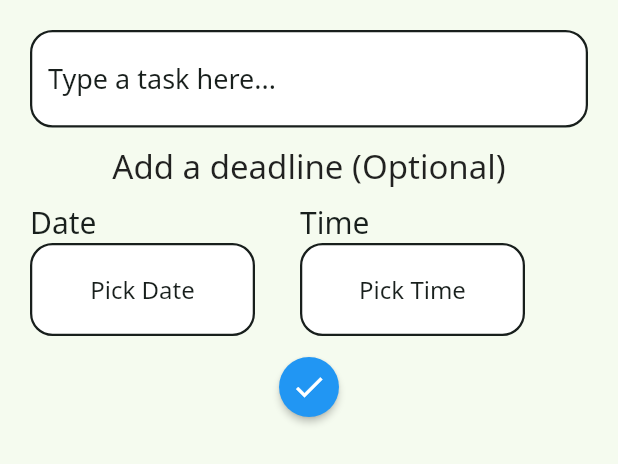
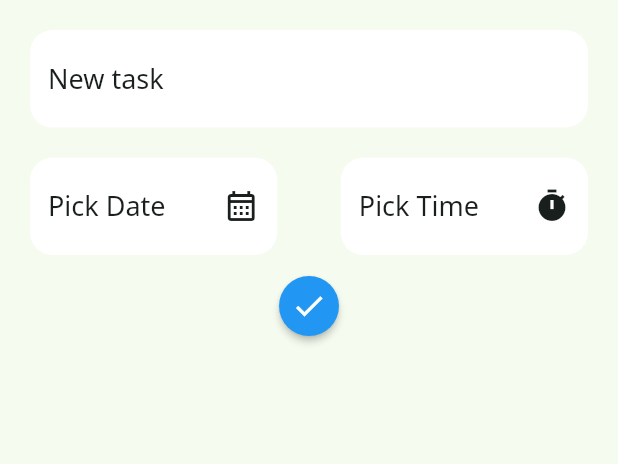
Before and after one commit to abhishek459/todo, a Flutter app: the TaskInputForm widget shown alone on an empty page, opened directly, on a phone screen of 412 x 824 dp. Shown: the top 464 px of the screen. Run offline on Flutter 3.47's test engine with Material 2 defaults, Android fonts, the phone set to English and light mode, and no system bars; our stand-ins replace sqflite; accounts and stored records are empty.

Commit message:
Added deadline and completedOn data to Tasks - Improved Task Input form UI

```diff
--- a/lib/assets/theme/dark_theme.dart
+++ b/lib/assets/theme/dark_theme.dart
@@ -32,7 +32,7 @@ ThemeData darkTheme() {
       ),
       enabledBorder: OutlineInputBorder(
         borderRadius: BorderRadius.circular(15),
-        borderSide: const BorderSide(color: foregroundColor, width: 1.5),
+        borderSide: BorderSide.none,
       ),
       counterStyle: const TextStyle(color: foregroundColor),
       suffixIconColor: foregroundColor,
--- a/lib/assets/theme/light_theme.dart
+++ b/lib/assets/theme/light_theme.dart
@@ -31,7 +31,7 @@ ThemeData lightTheme() {
       ),
       enabledBorder: OutlineInputBorder(
         borderRadius: BorderRadius.circular(15),
-        borderSide: const BorderSide(color: foregroundColor, width: 1.5),
+        borderSide: BorderSide.none,
       ),
       counterStyle: const TextStyle(color: foregroundColor),
       suffixIconColor: foregroundColor,
--- a/lib/models/task_model.dart
+++ b/lib/models/task_model.dart
@@ -4,11 +4,15 @@ import 'package:to_do/utils/db_helper.dart';
 class TaskModel with ChangeNotifier {
   final String taskTitle;
   final DateTime timeStamp;
+  final DateTime? deadline;
+  final DateTime? completedOn;
   bool isCompleted;
 
   TaskModel({
     required this.taskTitle,
     required this.timeStamp,
+    this.deadline,
+    this.completedOn,
     this.isCompleted = false,
   });
 
--- /dev/null
+++ b/lib/screens/home/services/task_input_methods.dart
@@ -0,0 +1,36 @@
+import 'dart:math';
+
+import 'package:flutter/material.dart';
+import 'package:provider/provider.dart';
+
+import '../../../../models/task_model.dart';
+import '../../../../providers/task_provider.dart';
+import '../../../utils/cheerful_messages.dart';
+
+class TaskMethods {
+  static void addTask({
+    required BuildContext context,
+    required String title,
+    required DateTime? deadline,
+  }) {
+    if (title.isEmpty) {
+      return;
+    }
+    TaskModel taskData = TaskModel(
+        taskTitle: title, deadline: deadline, timeStamp: DateTime.now());
+    Provider.of<TaskProvider>(context, listen: false).addTask(taskData);
+  }
+
+  static void markTaskAsComplete(BuildContext context, TaskModel taskItem) {
+    taskItem.toggleTaskStatus();
+    ScaffoldMessenger.of(context).showSnackBar(
+      SnackBar(
+        content: Text(cheerMeUp[Random().nextInt(cheerMeUp.length)]),
+      ),
+    );
+  }
+
+  static void deleteTask(BuildContext context, String taskId) {
+    Provider.of<TaskProvider>(context, listen: false).deleteTask(taskId);
+  }
+}
--- a/lib/screens/home/task-input/deadline_setter.dart
+++ b/lib/screens/home/task-input/deadline_setter.dart
@@ -2,38 +2,33 @@ import 'package:flutter/material.dart';
 import 'package:intl/intl.dart';
 
 class DeadlineSetter extends StatefulWidget {
-  const DeadlineSetter({Key? key}) : super(key: key);
+  final TextEditingController dateController;
+  final TextEditingController timeController;
+
+  const DeadlineSetter(
+      {Key? key, required this.dateController, required this.timeController})
+      : super(key: key);
 
   @override
   State<DeadlineSetter> createState() => _DeadlineSetterState();
 }
 
 class _DeadlineSetterState extends State<DeadlineSetter> {
-  final TextEditingController _dateController = TextEditingController();
-  final TextEditingController _timeController = TextEditingController();
-
   DateTime? selectedDate;
   TimeOfDay? selectedTime;
-
-  @override
-  void dispose() {
-    _dateController.dispose();
-    _timeController.dispose();
-    super.dispose();
-  }
 
   void pickDate() async {
     await showDatePicker(
       context: context,
-      initialDate: DateTime.now(),
+      initialDate: selectedDate ?? DateTime.now(),
       firstDate: DateTime.now(),
       lastDate: DateTime(2099),
-    ).then((value) => {
-          if (value != null)
-            {
+    ).then((value) {
+      if (value != null) {
         setState(() {
-                _dateController.text = DateFormat('dd-MMM-yyyy').format(value);
-              }),
+          widget.dateController.text = DateFormat('dd/MM/yy').format(value);
+        });
+        selectedDate = value;
       }
     });
   }
@@ -41,13 +36,14 @@ class _DeadlineSetterState extends State<DeadlineSetter> {
   void pickTime() async {
     await showTimePicker(
       context: context,
-      initialTime: const TimeOfDay(hour: 00, minute: 00),
+      initialTime: selectedTime ?? const TimeOfDay(hour: 00, minute: 00),
     ).then((value) {
       if (value != null) {
         setState(() {
-          _timeController.text =
+          widget.timeController.text =
               MaterialLocalizations.of(context).formatTimeOfDay(value);
         });
+        selectedTime = value;
       }
     });
   }
@@ -55,19 +51,19 @@ class _DeadlineSetterState extends State<DeadlineSetter> {
   @override
   Widget build(BuildContext context) {
     return Row(
-      mainAxisSize: MainAxisSize.min,
-      mainAxisAlignment: MainAxisAlignment.spaceAround,
+      mainAxisAlignment: MainAxisAlignment.spaceBetween,
       children: [
         TimeInputField(
-          controller: _dateController,
+          controller: widget.dateController,
           title: 'Date',
+          icon: Icons.calendar_month_outlined,
           hintText: 'Pick Date',
           onTap: pickDate,
         ),
-        const SizedBox(width: 30),
         TimeInputField(
-          controller: _timeController,
+          controller: widget.timeController,
           title: 'Time',
+          icon: Icons.timer,
           hintText: 'Pick Time',
           onTap: pickTime,
         ),
@@ -79,32 +75,27 @@ class _DeadlineSetterState extends State<DeadlineSetter> {
 class TimeInputField extends StatelessWidget {
   final String title;
   final String hintText;
+  final IconData icon;
   final TextEditingController controller;
   final void Function()? onTap;
   const TimeInputField({
     Key? key,
     required this.title,
     required this.hintText,
+    required this.icon,
     required this.controller,
     this.onTap,
   }) : super(key: key);
 
   @override
   Widget build(BuildContext context) {
-    return Column(
-      crossAxisAlignment: CrossAxisAlignment.start,
-      mainAxisSize: MainAxisSize.min,
-      children: [
-        Text(
-          title,
-          style: TextStyle(fontSize: 20, color: Theme.of(context).hintColor),
-        ),
-        SizedBox(
-          width: 150,
+    return SizedBox(
+      width: MediaQuery.of(context).size.width * 0.4,
       child: TextField(
+        style: Theme.of(context).textTheme.displayMedium,
         controller: controller,
-            textAlign: TextAlign.center,
         decoration: InputDecoration(
+          suffixIcon: Icon(icon),
           suffixIconColor: Theme.of(context).hintColor,
           hintText: hintText,
           filled: true,
@@ -112,8 +103,6 @@ class TimeInputField extends StatelessWidget {
         readOnly: true,
         onTap: onTap,
       ),
-        ),
-      ],
     );
   }
 }
--- a/lib/screens/home/task-input/task_input_form.dart
+++ b/lib/screens/home/task-input/task_input_form.dart
@@ -1,7 +1,8 @@
 import 'package:flutter/material.dart';
+import 'package:intl/intl.dart';
 
 import './deadline_setter.dart';
-import './services/task_input_methods.dart';
+import '../services/task_input_methods.dart';
 import './task_text_field.dart';
 
 class TaskInputForm extends StatefulWidget {
@@ -14,11 +15,16 @@ class TaskInputForm extends StatefulWidget {
 class _TaskInputFormState extends State<TaskInputForm> {
   final TextEditingController _taskController = TextEditingController();
   final TextEditingController _dateController = TextEditingController();
+  final TextEditingController _timeController = TextEditingController();
+
+  DateTime? selectedDate;
+  TimeOfDay? selectedTime;
 
   @override
   void dispose() {
     _taskController.dispose();
     _dateController.dispose();
+    _timeController.dispose();
     super.dispose();
   }
 
@@ -38,19 +44,13 @@ class _TaskInputFormState extends State<TaskInputForm> {
         mainAxisSize: MainAxisSize.min,
         children: [
           TaskInputField(
-            hintText: 'Type a task here...',
+            hintText: 'New task',
             controller: _taskController,
           ),
           verticalPadding,
-          const Align(
-            alignment: Alignment.center,
-            child: Text(
-              'Add a deadline (Optional)',
-              style: TextStyle(fontSize: 22),
-            ),
-          ),
           verticalPadding,
-          const DeadlineSetter(),
+          DeadlineSetter(
+              dateController: _dateController, timeController: _timeController),
           verticalPadding,
           Align(
             alignment: Alignment.center,
@@ -60,21 +60,49 @@ class _TaskInputFormState extends State<TaskInputForm> {
                 shape: const CircleBorder(),
               ),
               onPressed: () => {
-                TaskMethods.addTask(context, _taskController),
+                TaskMethods.addTask(
+                  context: context,
+                  title: _taskController.text,
+                  deadline: (getDeadline() == null)
+                      ? null
+                      : DateTime.parse(getDeadline()!),
+                ),
                 finishingUp(),
               },
               child: const Icon(Icons.check),
             ),
-          )
+          ),
         ],
       ),
     );
   }
 
   void finishingUp() {
-    _taskController.clear();
+    getDeadline();
     FocusScope.of(context).unfocus();
     Navigator.of(context).pop();
+  }
+
+  String? getDeadline() {
+    if (_dateController.text.isNotEmpty && _timeController.text.isEmpty) {
+      selectedDate = DateFormat('dd/MM/yyyy').parse(_dateController.text);
+      return selectedDate!.toIso8601String();
+    } else if (_dateController.text.isNotEmpty &&
+        _timeController.text.isNotEmpty) {
+      var tempDate = DateFormat('dd/MM/yyyy').parse(_dateController.text);
+      var time = DateFormat('hh:mm a').parse(_timeController.text);
+
+      selectedDate = DateTime(
+        tempDate.year,
+        tempDate.month,
+        tempDate.day,
+        time.hour,
+        time.minute,
+      );
+      return selectedDate!.toIso8601String();
+    } else {
+      return null;
+    }
   }
 }
 
--- a/lib/screens/tasks/all_tasks_list.dart
+++ b/lib/screens/tasks/all_tasks_list.dart
@@ -30,7 +30,8 @@ class _AllTasksListState extends State<AllTasksList> {
               itemBuilder: (context, index) => ListTile(
                 title: Text(listOfTasks[index].taskTitle),
                 subtitle: Text(
-                    DateMethods.dateFormatter(listOfTasks[index].timeStamp)),
+                  DateMethods.dateFormatter(listOfTasks[index].timeStamp),
+                ),
               ),
             );
           } else {
```
Also changed, not shown: lib/main.dart (+5 -3 lines), lib/providers/task_provider.dart (+20 -5 lines), lib/screens/home/task-input/date_picker.dart (deleted, +0 -53 lines), lib/screens/home/task-input/services/task_input_methods.dart (deleted, +0 -17 lines), lib/screens/home/todays_task_list.dart (+17 -26 lines), lib/utils/db_helper.dart (+5 -5 lines). Lines whose indentation alone changed are shown as unchanged.
